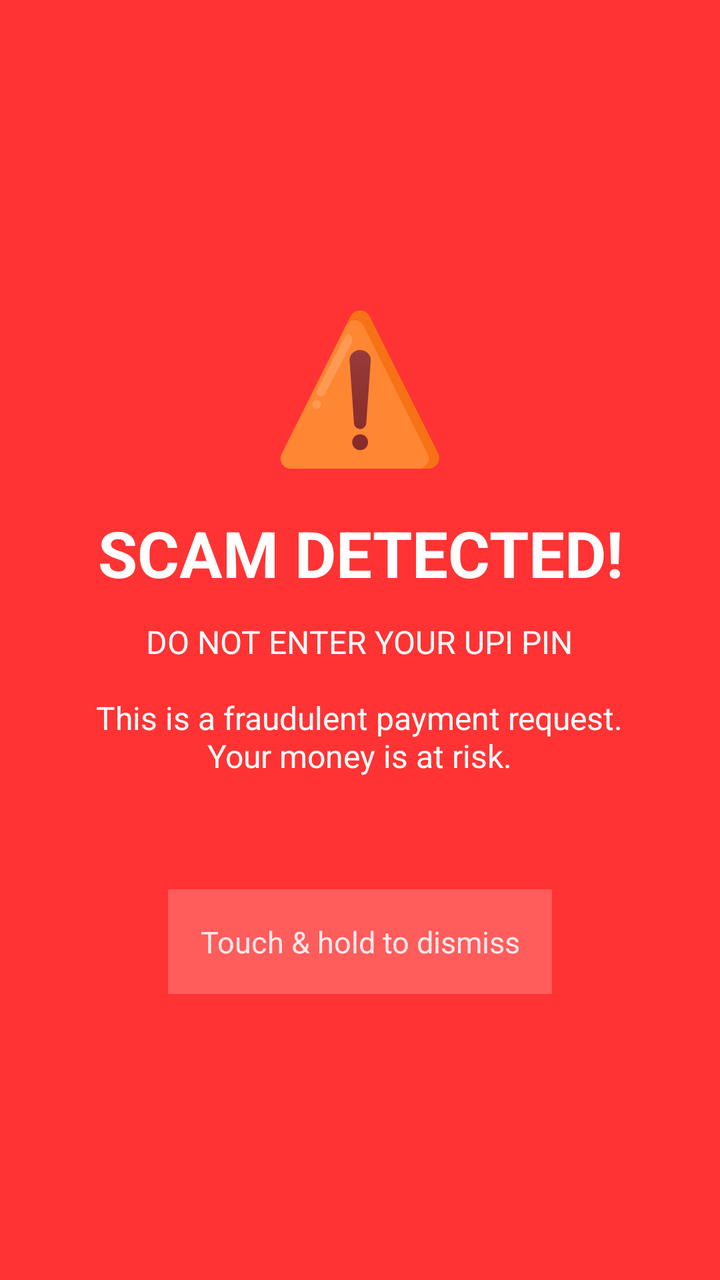
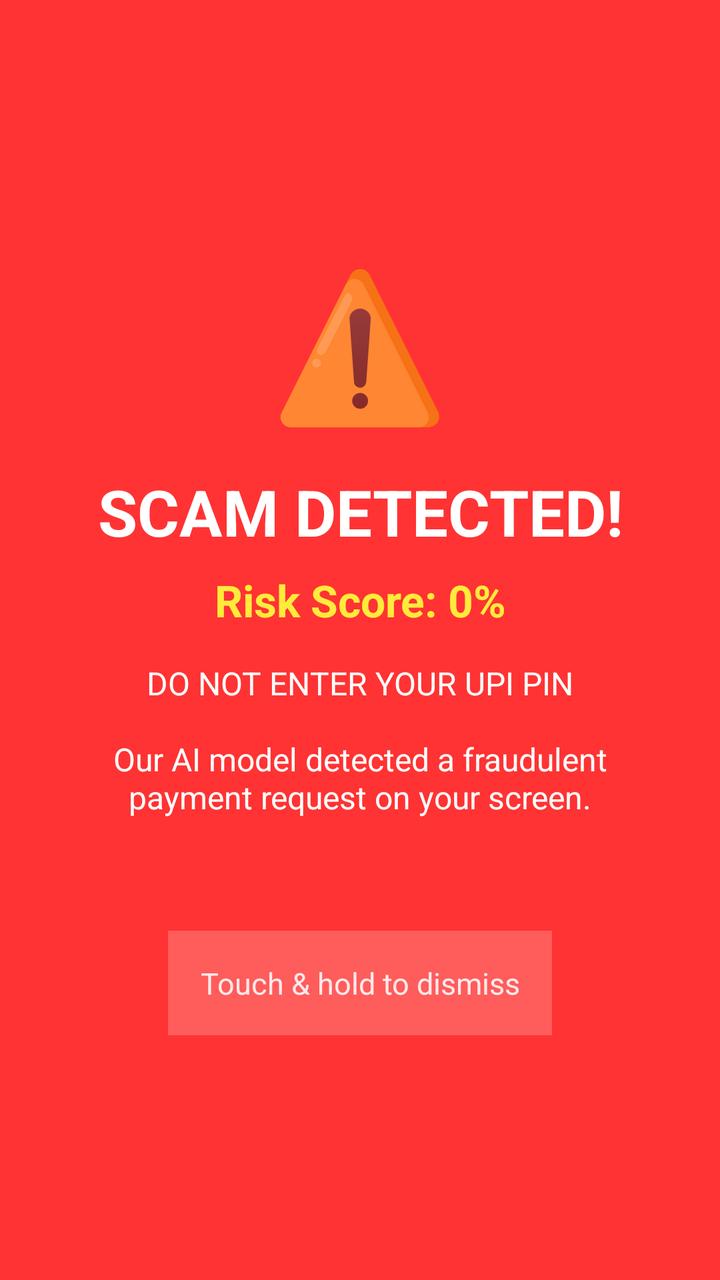

Two renders of the same Android screen: before a commit and after it. Below are the layout's source before the change and the commit's diff.
<!-- AndroidManifest.xml: application theme Theme.AntiScamApp -->
<!-- res/layout/overlay_scam.xml -->
<?xml version="1.0" encoding="utf-8"?>
<FrameLayout xmlns:android="http://schemas.android.com/apk/res/android"
    android:layout_width="match_parent"
    android:layout_height="match_parent"
    android:background="@color/red_warning"
    android:clickable="false"
    android:focusable="false">

    <LinearLayout
        android:layout_width="match_parent"
        android:layout_height="wrap_content"
        android:layout_gravity="center"
        android:orientation="vertical"
        android:gravity="center"
        android:padding="32dp">

        <TextView
            android:layout_width="wrap_content"
            android:layout_height="wrap_content"
            android:text="⚠️"
            android:textSize="72sp"
            android:layout_marginBottom="16dp" />

        <TextView
            android:layout_width="wrap_content"
            android:layout_height="wrap_content"
            android:text="SCAM DETECTED!"
            android:textColor="@color/white"
            android:textSize="32sp"
            android:textStyle="bold"
            android:gravity="center"
            android:layout_marginBottom="12dp" />

        <TextView
            android:layout_width="wrap_content"
            android:layout_height="wrap_content"
            android:text="DO NOT ENTER YOUR UPI PIN\n\nThis is a fraudulent payment request.\nYour money is at risk."
            android:textColor="@color/white"
            android:textSize="16sp"
            android:gravity="center"
            android:layout_marginBottom="48dp" />

        
        <TextView
            android:id="@+id/tv_countdown"
            android:layout_width="wrap_content"
            android:layout_height="wrap_content"
            android:text="Touch &amp; hold to dismiss"
            android:textColor="#DDFFFFFF"
            android:textSize="15sp"
            android:gravity="center"
            android:padding="16dp"
            android:background="#33FFFFFF"
            android:layout_marginTop="8dp" />

    </LinearLayout>

</FrameLayout>
<!-- resources referenced by this layout -->
<resources>
  <color name="red_warning">#CCFF0000</color>
  <color name="white">#FFFFFFFF</color>
  <style name="Theme.AntiScamApp" parent="Theme.MaterialComponents.DayNight.NoActionBar">
          <item name="colorPrimary">@color/red_warning_solid</item>
          <item name="colorPrimaryVariant">@color/red_dark</item>
          <item name="colorOnPrimary">@color/white</item>
          <item name="colorSecondary">@color/green_safe</item>
          <item name="colorOnSecondary">@color/white</item>
          <item name="android:statusBarColor" tools:targetApi="l">?attr/colorPrimaryVariant</item>
      </style>
  <color name="red_warning_solid">#FFD32F2F</color>
  <color name="red_dark">#FFB71C1C</color>
  <color name="green_safe">#FF388E3C</color>
</resources>

<!-- the commit's change to res/layout/overlay_scam.xml (unified diff, before → after) -->
@@ -2,9 +2,7 @@
 <FrameLayout xmlns:android="http://schemas.android.com/apk/res/android"
     android:layout_width="match_parent"
     android:layout_height="match_parent"
-    android:background="@color/red_warning"
-    android:clickable="false"
-    android:focusable="false">
+    android:background="@color/red_warning">
 
     <LinearLayout
         android:layout_width="match_parent"
@@ -29,12 +27,24 @@
             android:textSize="32sp"
             android:textStyle="bold"
             android:gravity="center"
-            android:layout_marginBottom="12dp" />
+            android:layout_marginBottom="8dp" />
+
+        
+        <TextView
+            android:id="@+id/tv_risk"
+            android:layout_width="wrap_content"
+            android:layout_height="wrap_content"
+            android:text="Risk Score: 0%"
+            android:textColor="#FFEB3B"
+            android:textSize="22sp"
+            android:textStyle="bold"
+            android:gravity="center"
+            android:layout_marginBottom="16dp" />
 
         <TextView
             android:layout_width="wrap_content"
             android:layout_height="wrap_content"
-            android:text="DO NOT ENTER YOUR UPI PIN\n\nThis is a fraudulent payment request.\nYour money is at risk."
+            android:text="DO NOT ENTER YOUR UPI PIN\n\nOur AI model detected a fraudulent\npayment request on your screen."
             android:textColor="@color/white"
             android:textSize="16sp"
             android:gravity="center"
